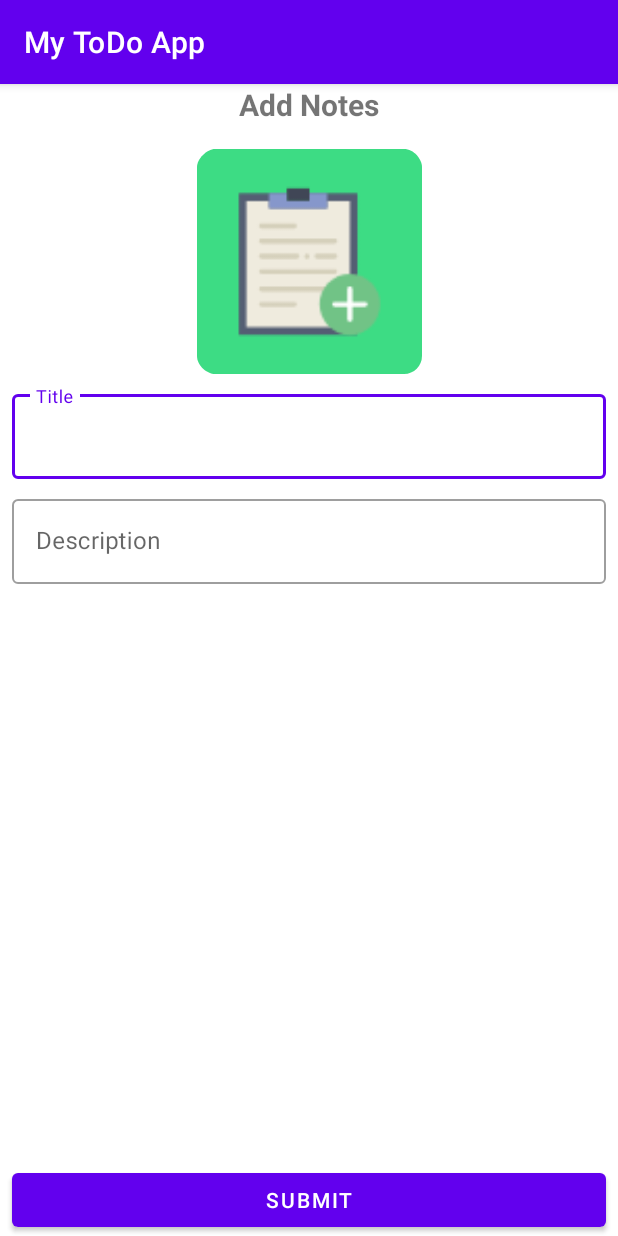
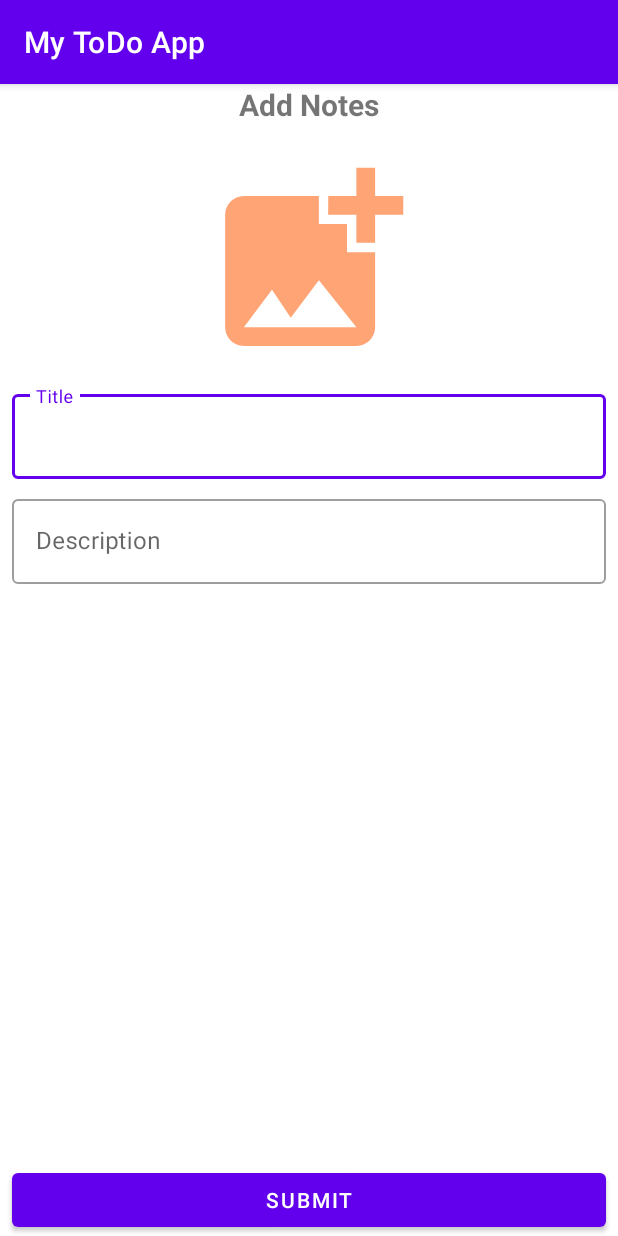
Before and after one commit to saurabhp75/My-ToDo-App, an Android app: the AddNotesActivity screen opened directly, with no data from a screen before it, on a phone screen of 412 x 824 dp. Run offline under Robolectric (Android 15) with nearby library versions, the phone set to English and light mode, and no system bars; pictures from the network do not load.

Commit message:
Change add image logo

```diff
--- a/app/src/main/java/com/ytlabs/mytodoapp/adaper/NotesAdapter.kt
+++ b/app/src/main/java/com/ytlabs/mytodoapp/adaper/NotesAdapter.kt
@@ -44,7 +44,7 @@ class NotesAdapter(
             itemClickListener.onClick(note)
         }
 
-        holder.checkBoxMarkStatus.setOnCheckedChangeListener { buttonView, isChecked ->
+        holder.checkBoxMarkStatus.setOnCheckedChangeListener { _, isChecked ->
             note.isTaskCompleted = isChecked
             itemClickListener.onUpdate(note)
         }
--- /dev/null
+++ b/app/src/main/res/drawable/ic_add_photo.xml
@@ -0,0 +1,5 @@
+<vector android:alpha="0.84" android:height="24dp"
+    android:tint="#FF945B" android:viewportHeight="24"
+    android:viewportWidth="24" android:width="24dp" xmlns:android="http://schemas.android.com/apk/res/android">
+    <path android:fillColor="@android:color/white" android:pathData="M19,7v2.99s-1.99,0.01 -2,0L17,7h-3s0.01,-1.99 0,-2h3L17,2h2v3h3v2h-3zM16,11L16,8h-3L13,5L5,5c-1.1,0 -2,0.9 -2,2v12c0,1.1 0.9,2 2,2h12c1.1,0 2,-0.9 2,-2v-8h-3zM5,19l3,-4 2,3 3,-4 4,5L5,19z"/>
+</vector>
--- a/app/src/main/res/layout/activity_add_notes.xml
+++ b/app/src/main/res/layout/activity_add_notes.xml
@@ -12,7 +12,7 @@
         android:layout_marginStart="16dp"
         android:layout_marginTop="16dp"
         android:layout_marginEnd="16dp"
-        android:src="@mipmap/ic_launcher_round"
+        android:src="@drawable/ic_add_photo"
         app:layout_constraintStart_toStartOf="parent"
         app:layout_constraintEnd_toEndOf="parent"
         app:layout_constraintTop_toBottomOf="@+id/textView"/>
```
